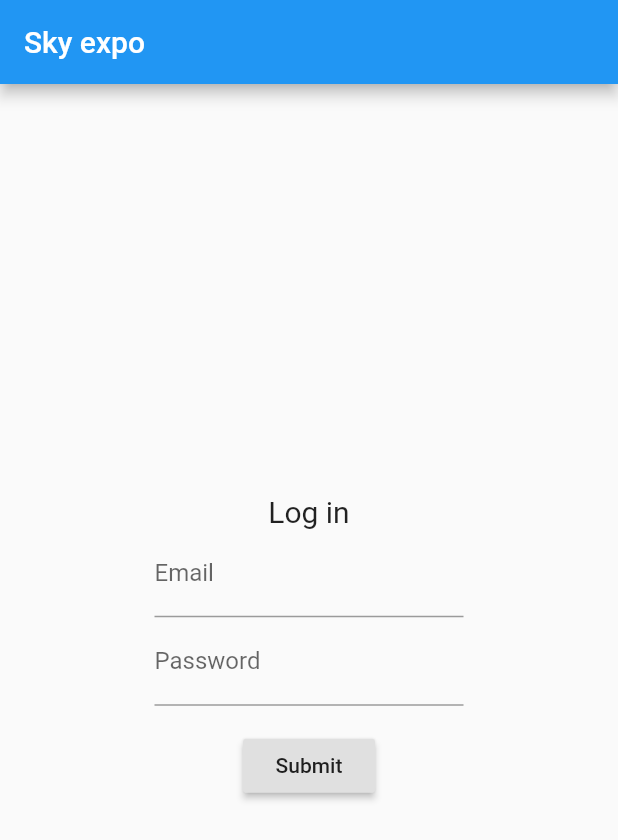
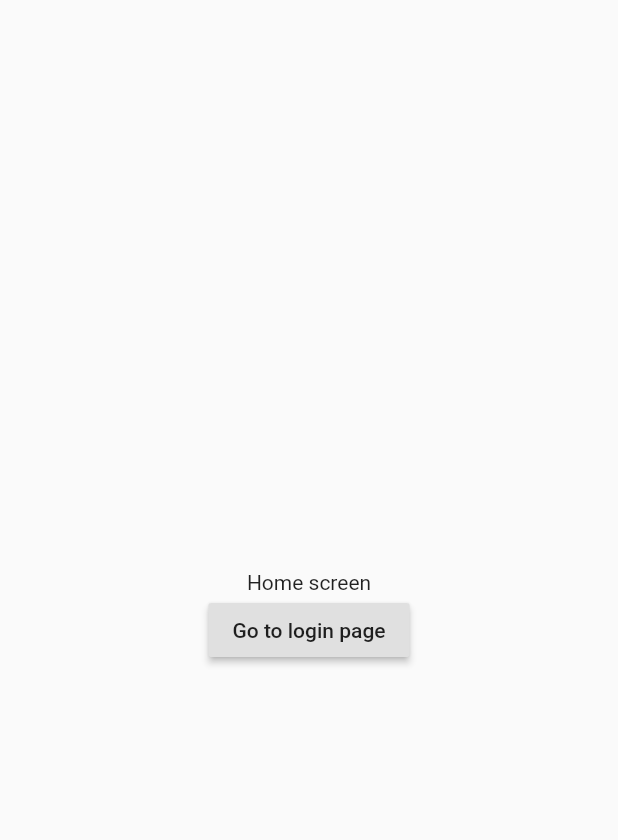
Before and after one commit to skygate/skyexpo-matchmaking, a Flutter app: the screen it shows after launch, on a phone screen of 412 x 824 dp. Shown: the top 840 px of the screen. Run offline on Flutter 3.47's test engine with Material 2 defaults, Android fonts, the phone set to English and light mode, and no system bars; our stand-ins replace flutter_redux, redux; missing offline and left inert: redux_epics.

Commit message:
[SKYEX-42] Add basic routing

```diff
--- a/mobile/lib/features/auth/epics/auth.epics.dart
+++ b/mobile/lib/features/auth/epics/auth.epics.dart
@@ -1,4 +1,5 @@
 import 'dart:async';
+import 'package:mobile/config/routes.config.dart';
 import 'package:redux_epics/redux_epics.dart';
 
 import 'package:mobile/features/auth/actions/auth.actions.dart';
@@ -11,6 +12,7 @@ Stream<dynamic> logInEpic(Stream<dynamic> actions, EpicStore<AppState> store) {
       (action) => authService.getToken(action.credentials).then((results) {
             return LogInSucceedAction(results);
           }, onError: (error) {
+            navigatorKey.currentState.pushNamed(routes["afterAuth"]);
             return LogInFailedAction();
           }));
 }
--- /dev/null
+++ b/mobile/lib/features/auth/widgets/home.widget.dart
@@ -0,0 +1,26 @@
+import 'package:flutter/cupertino.dart';
+import 'package:flutter/foundation.dart';
+import 'package:flutter/material.dart';
+import 'package:mobile/config/routes.config.dart';
+
+class Home extends StatelessWidget {
+  Home({Key key}) : super(key: key);
+
+  @override
+  Widget build(BuildContext context) {
+    return Scaffold(
+        body: Center(
+      child: Column(
+        mainAxisAlignment: MainAxisAlignment.center,
+        crossAxisAlignment: CrossAxisAlignment.center,
+        children: [
+          Text('Home screen'),
+          RaisedButton(
+            onPressed: () => Navigator.pushNamed(context, routes["logIn"]),
+            child: Text('Go to login page'),
+          )
+        ],
+      ),
+    ));
+  }
+}
--- a/mobile/lib/features/auth/widgets/log-in.widget.dart
+++ b/mobile/lib/features/auth/widgets/log-in.widget.dart
@@ -23,7 +23,8 @@ class LogInForm extends StatelessWidget {
 
   @override
   Widget build(BuildContext context) {
-    return Center(
+    return Scaffold(
+        body: Center(
             child: Container(
                 width: MediaQuery.of(context).size.width * 0.5,
                 child: Form(
@@ -39,7 +40,8 @@ class LogInForm extends StatelessWidget {
                           this._formData.email = value;
                         },
                         validator: (value) => composeValidators(
-                        [isNotEmptyValidator, isValidEmailValidator], value),
+                            [isNotEmptyValidator, isValidEmailValidator],
+                            value),
                       ),
                       TextFormField(
                         decoration: InputDecoration(labelText: 'Password'),
@@ -48,7 +50,8 @@ class LogInForm extends StatelessWidget {
                         },
                         obscureText: true,
                         validator: (value) => composeValidators(
-                        [isNotEmptyValidator, isValidPasswordValidator], value),
+                            [isNotEmptyValidator, isValidPasswordValidator],
+                            value),
                       ),
                       Padding(
                         padding: const EdgeInsets.symmetric(vertical: 16.0),
@@ -59,6 +62,6 @@ class LogInForm extends StatelessWidget {
                       ),
                     ],
                   ),
-            )));
+                ))));
   }
 }
--- a/mobile/lib/main.dart
+++ b/mobile/lib/main.dart
@@ -1,11 +1,14 @@
 import 'package:flutter/material.dart';
 import 'package:flutter_redux/flutter_redux.dart';
+import 'package:mobile/config/routes.config.dart';
+import 'package:mobile/features/auth/widgets/after-auth.widget.dart';
 import 'package:redux/redux.dart';
 
 import 'package:mobile/store/app-state.dart';
 import 'package:mobile/store/root-epic.dart';
+import 'features/auth/reducers/auth.reducer.dart';
+import 'features/auth/widgets/home.widget.dart';
 import 'features/auth/containers/log-in.container.dart';
-import 'features/auth/reducers/auth.reducer.dart';
 
 void main() {
   WidgetsFlutterBinding.ensureInitialized();
@@ -28,14 +31,16 @@ class Main extends StatelessWidget {
     return StoreProvider(
         store: store,
         child: MaterialApp(
-          title: 'Sky expo',
-          theme: ThemeData(
-            primarySwatch: Colors.blue,
-          ),
-          home: Scaffold(
-            appBar: AppBar(title: Text('Sky expo')),
-            body: Container(child: LogInContainer()),
-          ),
-        ));
+            title: 'Sky expo',
+            theme: ThemeData(
+              primarySwatch: Colors.blue,
+            ),
+            initialRoute: routes['home'],
+            navigatorKey: navigatorKey,
+            routes: {
+              routes['home']: (context) => Home(),
+              routes['logIn']: (context) => LogInContainer(),
+              routes['afterAuth']: (context) => AfterAuth(),
+            }));
   }
 }
```
Also changed, not shown: mobile/lib/features/auth/widgets/after-auth.widget.dart (added, +26 -0 lines), mobile/lib/config/routes.config.dart (added). Lines whose indentation alone changed are shown as unchanged.
